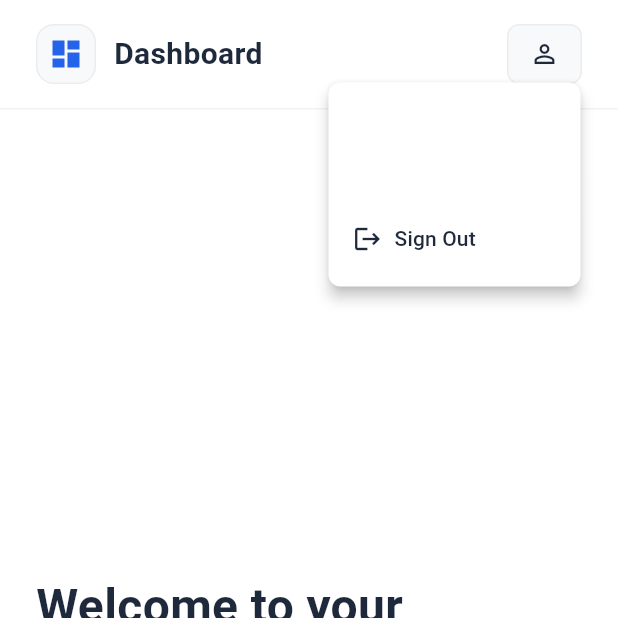
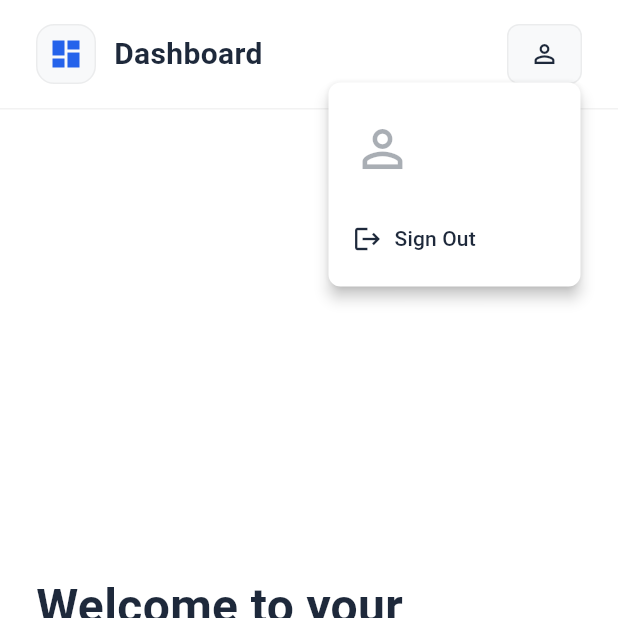
Before and after one commit to knkadmin/knkresearchai-client, a Flutter app: the DashboardPage screen opened by its route, after a tap on the "person outline" icon, on a phone screen of 412 x 824 dp, the top half of it. Run offline on Flutter 3.47's test engine with Material 3 defaults, Android fonts, the phone set to English and light mode, and no system bars; our stand-ins replace cloud_firestore, firebase_analytics, firebase_auth, firebase_core, flutter_markdown, go_router and 9 more; missing offline and left inert: animation_list, dart:html, dart:ui_web, webview_flutter_android, webview_flutter_wkwebview; accounts and stored records are empty.

Commit message:
Enhance dashboard user profile display. Added user photo loading with error handling, improved layout to show user name and email in a row format, and included debug logging for user information.

```diff
--- a/fa_ai_agent/lib/pages/dashboard_page.dart
+++ b/fa_ai_agent/lib/pages/dashboard_page.dart
@@ -10,6 +10,11 @@ class DashboardPage extends StatelessWidget {
     final user = AuthService().currentUser;
     final userName = user?.displayName ?? user?.email?.split('@')[0] ?? 'User';
     final userEmail = user?.email ?? '';
+
+    // Debug logging
+    print('User photo URL: ${user?.photoURL}');
+    print('User display name: ${user?.displayName}');
+    print('User email: ${user?.email}');
 
     return Scaffold(
       backgroundColor: Colors.white,
@@ -91,6 +96,44 @@ class DashboardPage extends StatelessWidget {
                           enabled: false,
                           padding: const EdgeInsets.symmetric(
                               horizontal: 16, vertical: 12),
+                          child: Row(
+                            children: [
+                              if (user?.photoURL != null)
+                                ClipRRect(
+                                  borderRadius: BorderRadius.circular(20),
+                                  child: Image.network(
+                                    user!.photoURL!,
+                                    width: 40,
+                                    height: 40,
+                                    fit: BoxFit.cover,
+                                    loadingBuilder:
+                                        (context, child, loadingProgress) {
+                                      if (loadingProgress == null) return child;
+                                      return const Icon(
+                                        Icons.person_outline,
+                                        size: 40,
+                                        color: Color(0xFF1E293B),
+                                      );
+                                    },
+                                    errorBuilder: (context, error, stackTrace) {
+                                      print(
+                                          'Error loading dropdown profile image: $error');
+                                      return const Icon(
+                                        Icons.person_outline,
+                                        size: 40,
+                                        color: Color(0xFF1E293B),
+                                      );
+                                    },
+                                  ),
+                                )
+                              else
+                                const Icon(
+                                  Icons.person_outline,
+                                  size: 40,
+                                  color: Color(0xFF1E293B),
+                                ),
+                              const SizedBox(width: 12),
+                              Expanded(
                                 child: Column(
                                   crossAxisAlignment: CrossAxisAlignment.start,
                                   children: [
@@ -108,6 +151,9 @@ class DashboardPage extends StatelessWidget {
                                       style: const TextStyle(
                                         fontSize: 14,
                                         color: Color(0xFF64748B),
+                                      ),
+                                    ),
+                                  ],
                                 ),
                               ),
                             ],
```
Lines whose indentation alone changed are shown as unchanged.
